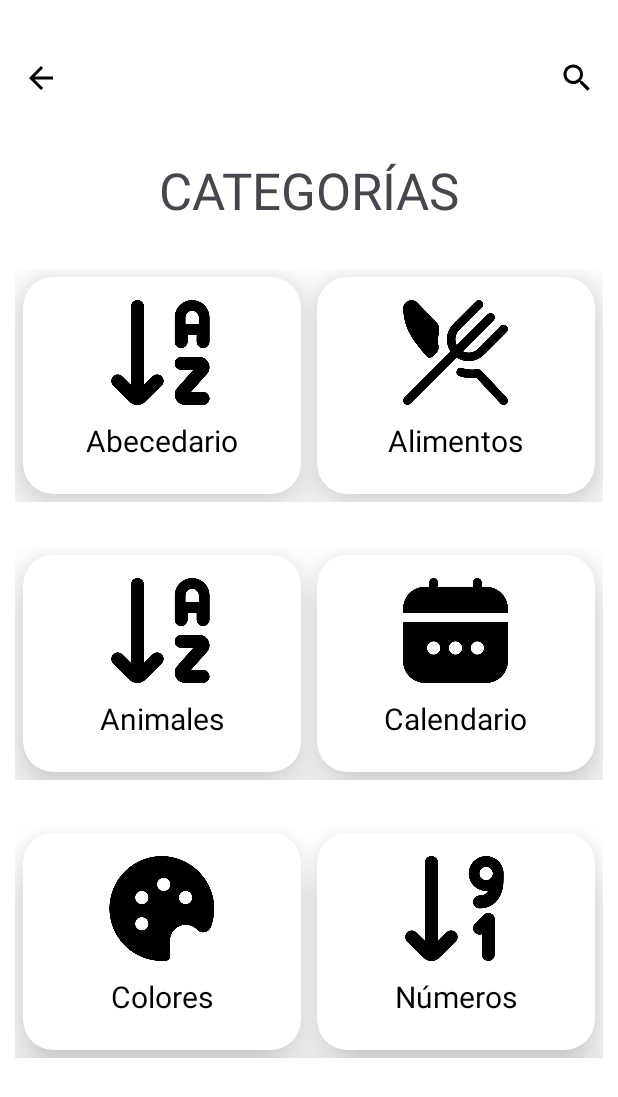
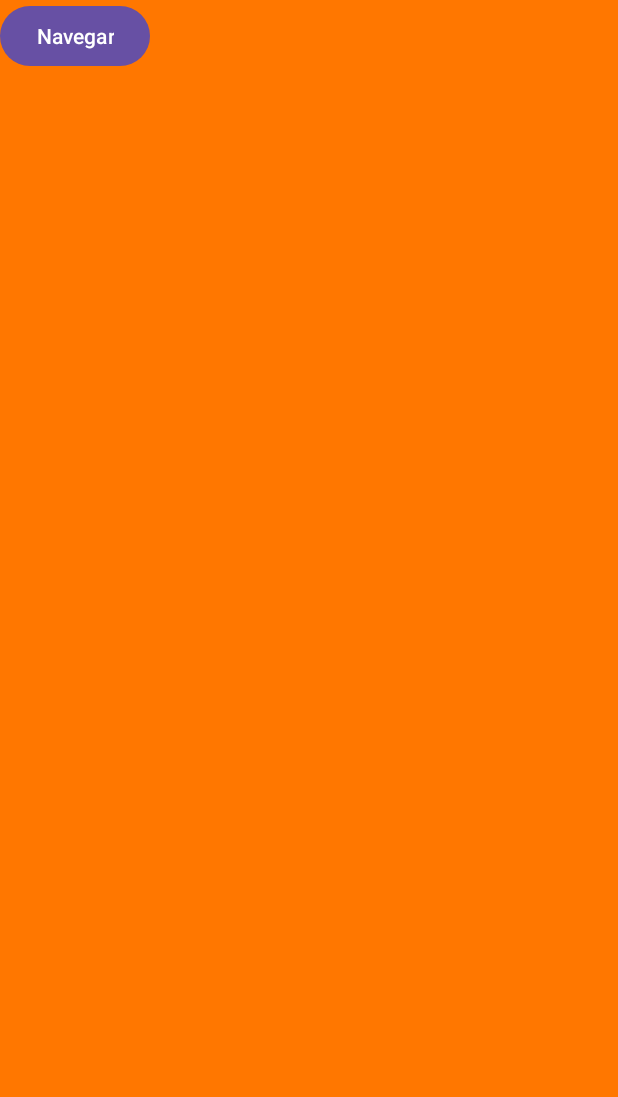
Before and after one commit to Arnoldo1305/LSM, an Android app: the screen it shows after launch (ListaCategorias before the commit, MainActivity after it), on a phone screen of 412 x 824 dp. Shown: the top 1097 px of the screen. Run offline under Robolectric (Android 15) with nearby library versions, the phone set to English and light mode, and no system bars.

```diff
--- a/app/src/main/AndroidManifest.xml
+++ b/app/src/main/AndroidManifest.xml
@@ -20,11 +20,7 @@
             android:exported="true"
             android:label="@string/title_activity_lista_categorias"
             android:theme="@style/Theme.LSM">
-        <intent-filter>
-            <action android:name="android.intent.action.MAIN" />
 
-            <category android:name="android.intent.category.LAUNCHER" />
-        </intent-filter>
         </activity>
         <activity
             android:name=".MainActivity"
--- a/app/src/main/java/com/example/lsm/MainActivity.kt
+++ b/app/src/main/java/com/example/lsm/MainActivity.kt
@@ -2,10 +2,16 @@ package com.example.lsm
 
 import androidx.appcompat.app.AppCompatActivity
 import android.os.Bundle
+import android.content.Intent
+import android.widget.Button
+import android.widget.ImageView
+import androidx.cardview.widget.CardView
 
 class MainActivity : AppCompatActivity() {
     override fun onCreate(savedInstanceState: Bundle?) {
         super.onCreate(savedInstanceState)
         setContentView(R.layout.activity_main)
+
+
     }
 }
--- /dev/null
+++ b/app/src/main/java/com/example/lsm/menu_Fragment.kt
@@ -0,0 +1,29 @@
+package com.example.lsm
+
+import android.os.Bundle
+import androidx.fragment.app.Fragment
+import android.view.LayoutInflater
+import android.view.View
+import android.view.ViewGroup
+import android.widget.Button
+import androidx.navigation.fragment.findNavController
+
+class menu_Fragment : Fragment() {
+
+    override fun onCreate(savedInstanceState: Bundle?) {
+        super.onCreate(savedInstanceState)
+
+    }
+    override fun onCreateView(
+        inflater: LayoutInflater, container: ViewGroup?,
+        savedInstanceState: Bundle?
+    ): View? {
+        val root = inflater.inflate(R.layout.fragment_menu_, container, false)
+        val btnNavigate = root.findViewById<Button>(R.id.btnNavegar)
+
+        btnNavigate.setOnClickListener{
+            findNavController().navigate(R.id.action_menu_Fragment_self)
+        }
+        return root
+    }
+}
--- /dev/null
+++ b/app/src/main/res/layout/fragment_menu_.xml
@@ -0,0 +1,17 @@
+<?xml version="1.0" encoding="utf-8"?>
+<FrameLayout xmlns:android="http://schemas.android.com/apk/res/android"
+    xmlns:tools="http://schemas.android.com/tools"
+    android:layout_width="match_parent"
+    android:layout_height="match_parent"
+    tools:context=".menu_Fragment"
+    android:background="@color/orange">
+
+    <Button
+        android:layout_width="wrap_content"
+        android:layout_height="wrap_content"
+        android:id="@+id/btnNavegar"
+        android:text="Navegar"
+        android:layout_marginBottom="12dp"></Button>
+
+
+</FrameLayout>
--- /dev/null
+++ b/app/src/main/res/navigation/main_graph.xml
@@ -0,0 +1,31 @@
+<?xml version="1.0" encoding="utf-8"?>
+<navigation xmlns:android="http://schemas.android.com/apk/res/android"
+    xmlns:app="http://schemas.android.com/apk/res-auto"
+    xmlns:tools="http://schemas.android.com/tools"
+    android:id="@+id/main_graph"
+    app:startDestination="@id/menu_Fragment">
+
+    <fragment
+        android:id="@+id/info_Fragment"
+        android:name="com.example.lsm.info_Fragment"
+        android:label="fragment_info_"
+        tools:layout="@layout/fragment_info_" />
+    <fragment
+        android:id="@+id/menu_Fragment"
+        android:name="com.example.lsm.menu_Fragment"
+        android:label="fragment_menu_"
+        tools:layout="@layout/fragment_menu_" >
+        <action
+            android:id="@+id/action_menu_Fragment_self"
+            app:destination="@id/traductor_Fragment"
+            app:enterAnim="@anim/nav_default_enter_anim"
+            app:exitAnim="@anim/nav_default_exit_anim"
+            app:popEnterAnim="@anim/nav_default_pop_enter_anim"
+            app:popExitAnim="@anim/nav_default_pop_exit_anim" />
+    </fragment>
+    <fragment
+        android:id="@+id/traductor_Fragment"
+        android:name="com.example.lsm.traductor_Fragment"
+        android:label="fragment_traductor_"
+        tools:layout="@layout/fragment_traductor_" />
+</navigation>
--- a/app/src/main/res/values/colors.xml
+++ b/app/src/main/res/values/colors.xml
@@ -3,4 +3,5 @@
     <color name="black">#FF000000</color>
     <color name="white">#FFFFFFFF</color>
     <color name="color_boton">#FF000000</color>
+    <color name="orange">#FF7700</color>
 </resources>
--- a/app/src/main/res/values/strings.xml
+++ b/app/src/main/res/values/strings.xml
@@ -22,4 +22,6 @@
     <string name="string_boton_diccionario">Diccionario</string>
     <string name="string_boton_traductor">Traductor</string>
     <string name="string_salir">Salir</string>
+    <!-- TODO: Remove or change this placeholder text -->
+    <string name="hello_blank_fragment">Hello blank fragment</string>
 </resources>
```
Also changed, not shown: app/build.gradle.kts (+7 -2 lines), app/src/main/java/com/example/lsm/info_Fragment.kt (added, +16 -0 lines), app/src/main/java/com/example/lsm/traductor_Fragment.kt (added, +59 -0 lines), app/src/main/res/layout/activity_main.xml (+11 -40 lines), app/src/main/res/layout/fragment_info_.xml (added, +17 -0 lines), app/src/main/res/layout/fragment_traductor_.xml (added, +14 -0 lines).
